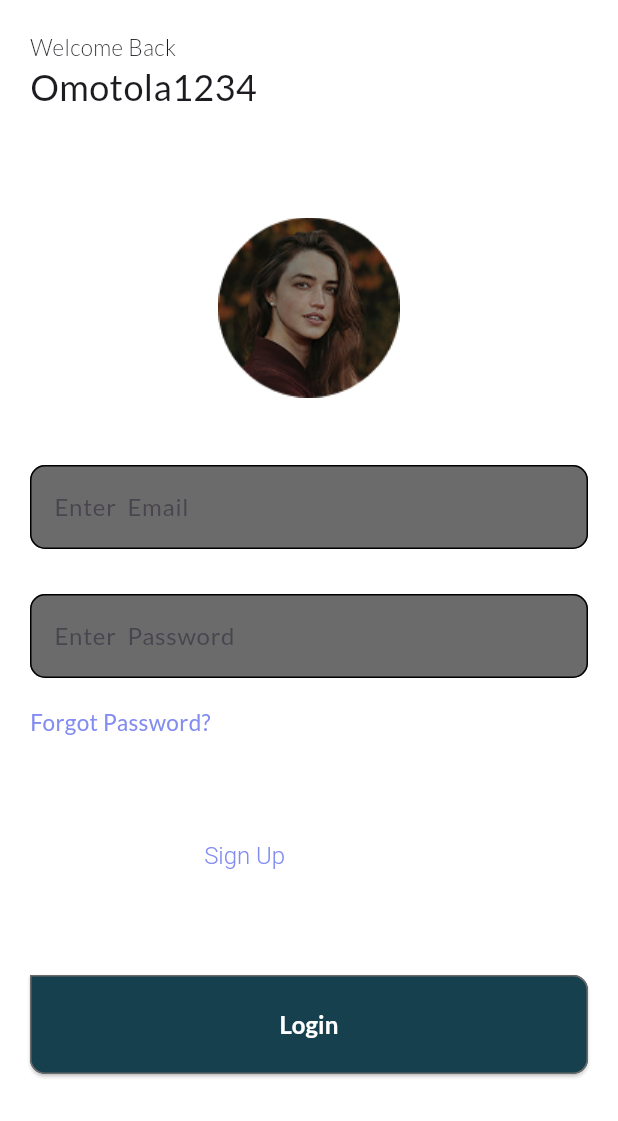
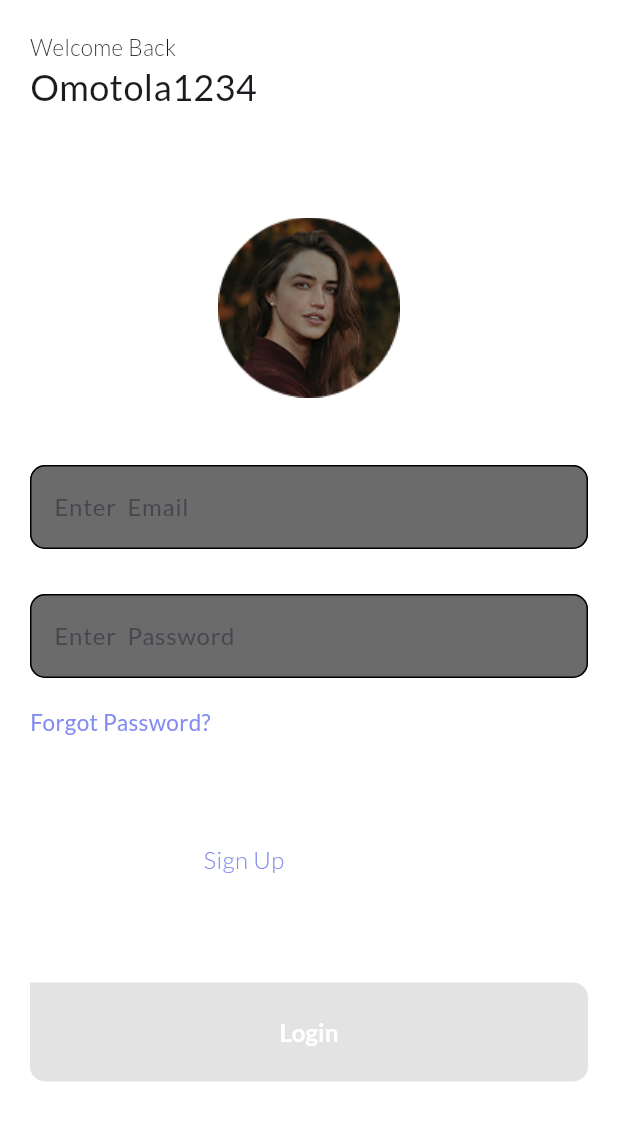
Before and after one commit to kausaratg/airtime-project, a Flutter app: the screen it shows after launch, on a phone screen of 412 x 824 dp. Shown: the top 1121 px of the screen. Run offline on Flutter 3.47's test engine with Material 3 defaults, Android fonts, the phone set to English and light mode, and no system bars; our stand-ins replace google_fonts; statements that could not run were skipped.

Commit message:
improved login_screen

```diff
--- a/lib/constants/airtimecolor.dart
+++ b/lib/constants/airtimecolor.dart
@@ -7,3 +7,4 @@ const Color oYellow = Color.fromRGBO(221, 168, 83, 1);
 const Color lightgrey = Color(0xffA8AAAB);
 const Color apurple = Color(0xff828CF1);
 const Color boxColor = Color(0xffF7F7F7);
+const Color oRed = Color(0xffE41E20);
--- a/lib/screens/login_screen.dart
+++ b/lib/screens/login_screen.dart
@@ -1,10 +1,5 @@
-import 'package:airtimeproject/constants/airtimecolor.dart';
-import 'package:airtimeproject/constants/airtimeimages.dart';
-import 'package:airtimeproject/constants/airtimetexts.dart';
-import 'package:airtimeproject/widget/form_fields.dart';
+
 import 'package:airtimeproject/utils/exports.dart';
-import 'package:airtimeproject/widget/form_fields.dart' as Class;
-import 'package:flutter/material.dart';
 
 class LoginScreen extends StatefulWidget {
   const LoginScreen({super.key});
@@ -15,6 +10,7 @@ class LoginScreen extends StatefulWidget {
 
 class _LoginScreenState extends State<LoginScreen> {
   bool isButtonEnable = false;
+  String error = "";
   TextEditingController emailController = TextEditingController();
   TextEditingController passwordController = TextEditingController();
 
@@ -28,7 +24,8 @@ class _LoginScreenState extends State<LoginScreen> {
   void updateButtonState() {
     setState(() {
       isButtonEnable =
-          emailController.text.isNotEmpty && passwordController.text.isNotEmpty;
+          emailController.text.isNotEmpty &&
+          passwordController.text.length >= 6;
     });
   }
 
@@ -69,75 +66,19 @@ class _LoginScreenState extends State<LoginScreen> {
                 label: passwordplaceholder,
                 validator: (value) {
                   if (value == null || value.length < 6) {
-                    return "Password must be at least 6 characters";
+                    error = "Incorrect Password Please try again   ";
                   }
                   return null;
                 },
                 obscureText: true,
               ),
-              // SizedBox(
-              //   width: double.infinity,
-              //   child: TextFormField(
-              //     controller: passwordController,
-              //     obscureText: isobscure,
-              //     obscuringCharacter: "*",
-              //     decoration: InputDecoration(
-              //       contentPadding: EdgeInsets.symmetric(
-              //         vertical: 24.5,
-              //         horizontal: 15,
-              //       ),
-
-              //       hintText: passwordplaceholder,
-              //       hintStyle: TextStyle(
-              //         fontSize: 13,
-              //         fontWeight: FontWeight.w500,
-              //         color: lightgrey,
-              //       ),
-
-              //       filled: true,
-
-              //       fillColor: boxColor,
-
-              //       enabledBorder: OutlineInputBorder(
-              //         borderSide: BorderSide(color: boxColor, width: 1),
-              //         borderRadius: BorderRadius.circular(10),
-              //       ),
-              //       focusedBorder: OutlineInputBorder(
-              //         borderSide: BorderSide.none,
-              //         borderRadius: BorderRadius.circular(10),
-              //       ),
-              //       suffixIcon: GestureDetector(
-              //         child: Container(
-              //           margin: EdgeInsets.only(right: 15),
-              //           width: 65,
-              //           height: 34,
-              //           decoration: BoxDecoration(
-              //             color: aWhite,
-              //             borderRadius: BorderRadius.circular(40),
-              //           ),
-              //           child: Center(
-              //             child: Text(
-              //               isobscure ? "Show" : "Hide",
-              //               style: TextStyle(
-              //                 fontSize: 14,
-              //                 fontWeight: FontWeight.w500,
-              //                 color: Colors.black,
-              //               ),
-              //             ),
-              //           ),
-              //         ),
-
-              //         onTap: () {
-              //           setState(() {
-              //             isobscure = !isobscure;
-              //           });
-              //         },
-              //       ),
-              //     ),
-              //   ),
-              // ),
               SizedBox(height: 10),
-              Text(
+              Row(
+                mainAxisAlignment: MainAxisAlignment.spaceBetween,
+                children: [
+                  GestureDetector(
+                    onTap: () {},
+                    child: Text(
                       forgottext,
                       style: TextStyle(
                         fontSize: 15,
@@ -145,6 +86,13 @@ class _LoginScreenState extends State<LoginScreen> {
                         color: apurple,
                       ),
                     ),
+                  ),
+                  if(error.isNotEmpty)
+                    Text(error, style: TextStyle(fontSize: 12, fontWeight: FontWeight.w400, color: oRed),)
+
+                ],
+              ),
+
               SizedBox(height: 70),
               RichText(
                 text: TextSpan(
@@ -156,46 +104,28 @@ class _LoginScreenState extends State<LoginScreen> {
                         fontWeight: FontWeight.w300,
                       ),
                     ),
-                    TextSpan(
-                      text: signup,
+                    WidgetSpan(
+                      child: InkWell(
+                        onTap: () {},
+                        child: Text(
+                          signup,
                           style: TextStyle(
                             fontSize: 16,
                             fontWeight: FontWeight.w300,
                             color: apurple,
                           ),
                         ),
+                      ),
+                    ),
                   ],
                 ),
               ),
               SizedBox(height: 70),
-              SharedButton.buildButton(label: login, onPressed: () {}),
-
-              // SizedBox(
-              //   width: double.infinity,
-              //   height: 66,
-              //   child: ElevatedButton(
-              //     onPressed: () {},
-              //     style: ElevatedButton.styleFrom(
-              //       backgroundColor: isButtonEnable ? aBlue : aGrey,
-              //       shape: RoundedRectangleBorder(
-              //         side: BorderSide(width: 1, color: aGrey),
-              //         borderRadius: BorderRadius.only(
-              //           topRight: Radius.circular(10),
-              //           bottomLeft: Radius.circular(10),
-              //           bottomRight: Radius.circular(10),
-              //         ),
-              //       ),
-              //     ),
-              //     child: Text(
-              //       login,
-              //       style: TextStyle(
-              //         fontSize: 16,
-              //         fontWeight: FontWeight.w600,
-              //         color: aWhite,
-              //       ),
-              //     ),
-              //   ),
-              // ),
+              SharedButton.buildButton(
+                label: login,
+                onPressed: () {},
+                isButtonEnabled: isButtonEnable,
+              ),
             ],
           ),
         ),
--- a/lib/utils/exports.dart
+++ b/lib/utils/exports.dart
@@ -5,3 +5,5 @@ export 'package:airtimeproject/screens/onboarding_screen.dart';
 export 'package:airtimeproject/widget/form_fields.dart';
 export 'package:airtimeproject/constants/airtimecolor.dart';
 export 'package:airtimeproject/widget/app_button.dart';
+export 'package:airtimeproject/constants/airtimeimages.dart';
+export 'package:airtimeproject/constants/airtimetexts.dart';
--- a/lib/widget/app_button.dart
+++ b/lib/widget/app_button.dart
@@ -4,7 +4,7 @@ class SharedButton {
   static Widget buildButton({
     required VoidCallback onPressed,
     required String label,
-    bool isButtonEnabled = true,
+    bool isButtonEnabled = false,
     double height = 66,
     double width = double.infinity,
     Color? backgroundColor,
@@ -16,9 +16,10 @@ class SharedButton {
       child: ElevatedButton(
         onPressed: isButtonEnabled ? onPressed : null,
         style: ElevatedButton.styleFrom(
+
           backgroundColor: isButtonEnabled ? (backgroundColor ?? aBlue) : aGrey,
           shape: RoundedRectangleBorder(
-            side: BorderSide(width: 1, color: aGrey),
+            // side: BorderSide(width: 1, color: aGrey),
             borderRadius: const BorderRadius.only(
               topRight: Radius.circular(10),
               bottomLeft: Radius.circular(10),
```
Lines whose indentation alone changed are shown as unchanged.
